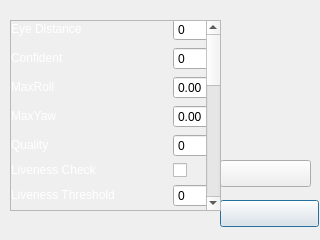
Before: the Qt Designer form dialogsetting.ui in racroi3010/nr-smartface, drawn with Qt 5.
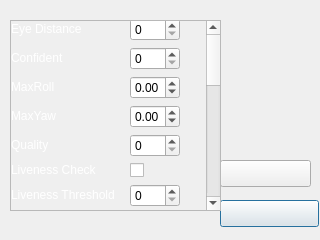
After: the same form once the commit is applied. Icons and pictures are not drawn.

```diff
--- a/dialogsetting.ui
+++ b/dialogsetting.ui
@@ -79,7 +79,7 @@
     <property name="geometry">
      <rect>
       <x>0</x>
-      <y>0</y>
+      <y>-198</y>
       <width>300</width>
       <height>600</height>
      </rect>
@@ -95,11 +95,11 @@
       <rect>
        <x>0</x>
        <y>-3</y>
-       <width>234</width>
+       <width>191</width>
        <height>601</height>
       </rect>
      </property>
-     <layout class="QGridLayout" name="gridLayout" columnstretch="4,1">
+     <layout class="QGridLayout" name="gridLayout" columnstretch="3,1">
       <property name="sizeConstraint">
        <enum>QLayout::SetMaximumSize</enum>
       </property>
```
Left out of the diff: 36 changed lines with no effect on the pictures.
